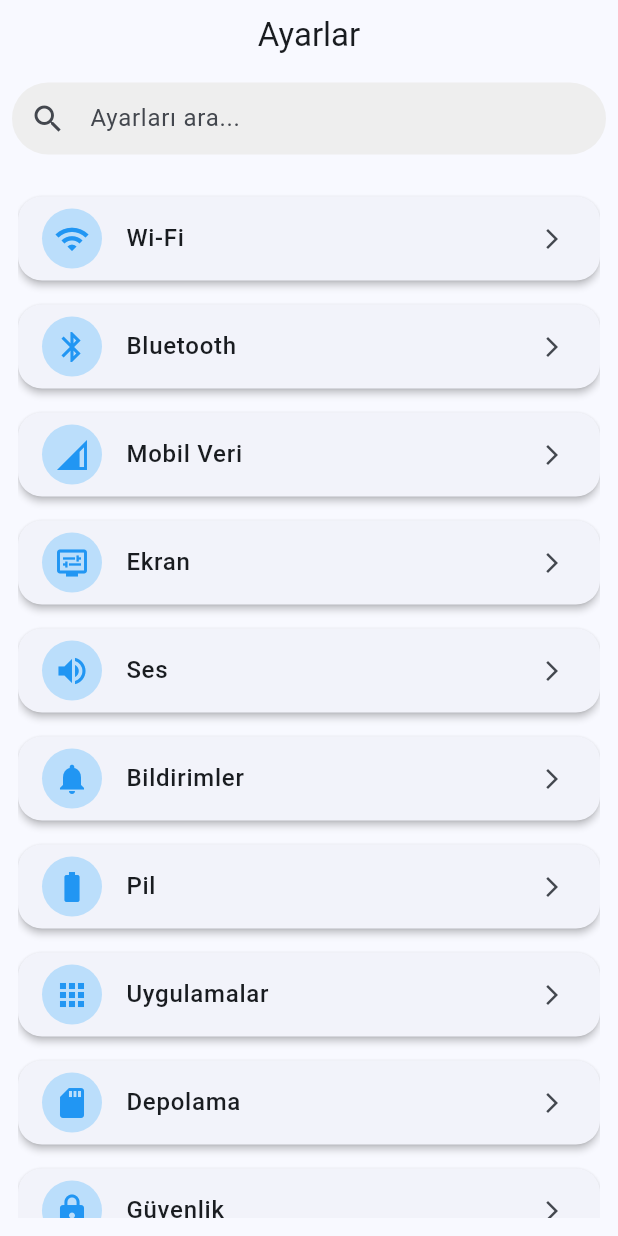
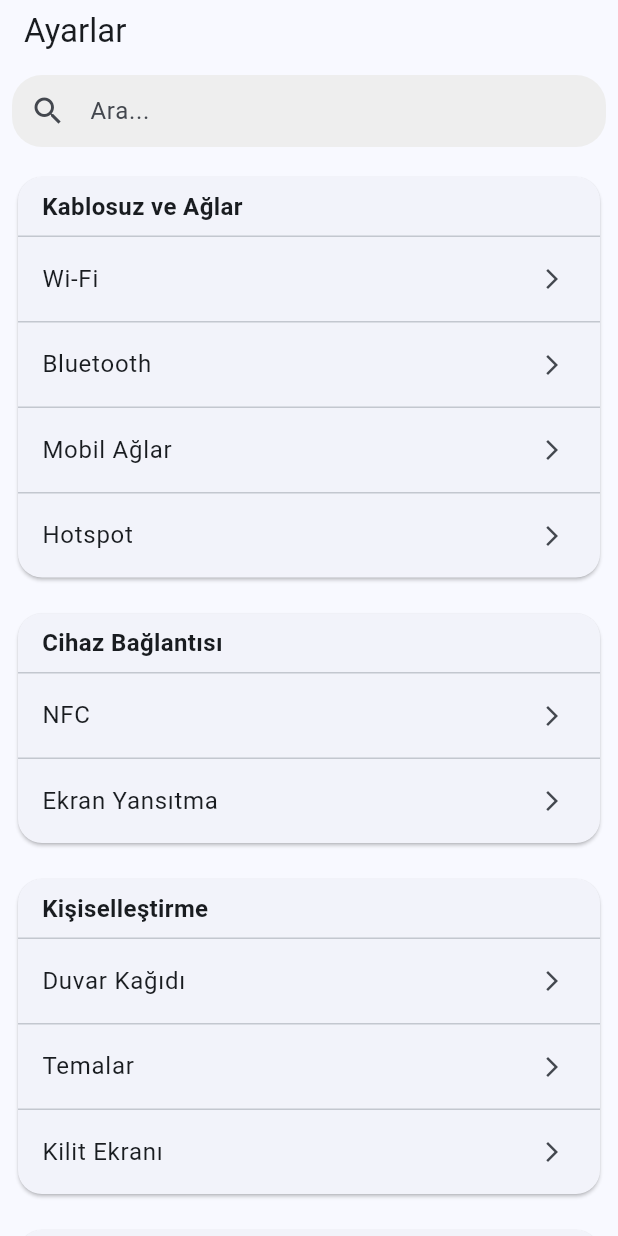
Before and after one commit to nsibvlizad-hub/Sin, a Flutter app: the screen it shows after launch, on a phone screen of 412 x 824 dp. Run offline on Flutter 3.47's test engine with Material 3 defaults, Android fonts, the phone set to English and light mode, and no system bars; our stand-ins replace shared_preferences; missing offline and left inert: android_intent_plus.

Commit message:
Update main.dart

```diff
--- a/lib/main.dart
+++ b/lib/main.dart
@@ -3,20 +3,20 @@ import 'package:android_intent_plus/android_intent.dart';
 import 'package:android_intent_plus/flag.dart';
 
 void main() {
-  runApp(const FakeSettingsApp());
+  runApp(const SettingsApp());
 }
 
-class FakeSettingsApp extends StatelessWidget {
-  const FakeSettingsApp({super.key});
+class SettingsApp extends StatelessWidget {
+  const SettingsApp({super.key});
 
   @override
   Widget build(BuildContext context) {
     return MaterialApp(
       debugShowCheckedModeBanner: false,
-      title: "Ayarlar",
+      title: 'Ayarlar',
       theme: ThemeData(
         useMaterial3: true,
-        colorSchemeSeed: Colors.blue,
+        colorScheme: ColorScheme.fromSeed(seedColor: Colors.blue),
       ),
       home: const SettingsHome(),
     );
@@ -31,27 +31,46 @@ class SettingsHome extends StatefulWidget {
 }
 
 class _SettingsHomeState extends State<SettingsHome> {
-  String searchQuery = "";
+  String query = "";
 
-  final List<Map<String, dynamic>> settingsItems = [
-    {"title": "Wi-Fi", "icon": Icons.wifi, "action": "android.settings.WIFI_SETTINGS"},
-    {"title": "Bluetooth", "icon": Icons.bluetooth, "action": "android.settings.BLUETOOTH_SETTINGS"},
-    {"title": "Mobil Veri", "icon": Icons.network_cell, "action": "android.settings.DATA_ROAMING_SETTINGS"},
-    {"title": "Ekran", "icon": Icons.display_settings, "action": "android.settings.DISPLAY_SETTINGS"},
-    {"title": "Ses", "icon": Icons.volume_up, "action": "android.settings.SOUND_SETTINGS"},
-    {"title": "Bildirimler", "icon": Icons.notifications, "action": "android.settings.NOTIFICATION_SETTINGS"},
-    {"title": "Pil", "icon": Icons.battery_full, "action": "android.settings.BATTERY_SAVER_SETTINGS"},
-    {"title": "Uygulamalar", "icon": Icons.apps, "action": "android.settings.APPLICATION_SETTINGS"},
-    {"title": "Depolama", "icon": Icons.sd_storage, "action": "android.settings.INTERNAL_STORAGE_SETTINGS"},
-    {"title": "Güvenlik", "icon": Icons.lock, "action": "android.settings.SECURITY_SETTINGS"},
-    {"title": "Gizlilik", "icon": Icons.privacy_tip, "action": "android.settings.PRIVACY_SETTINGS"},
-    {"title": "Hesaplar", "icon": Icons.person, "action": "android.settings.SYNC_SETTINGS"},
-    {"title": "Dil ve Giriş", "icon": Icons.language, "action": "android.settings.LOCALE_SETTINGS"},
-    {"title": "Yedekleme", "icon": Icons.backup, "action": "android.settings.BACKUP_AND_RESET_SETTINGS"},
-    {"title": "Telefon Hakkında", "icon": Icons.info, "custom": true},
-  ];
+  final Map<String, List<Map<String, dynamic>>> categories = {
+    "Kablosuz ve Ağlar": [
+      {"title": "Wi-Fi", "intent": "android.settings.WIFI_SETTINGS"},
+      {"title": "Bluetooth", "intent": "android.settings.BLUETOOTH_SETTINGS"},
+      {"title": "Mobil Ağlar", "intent": "android.settings.DATA_ROAMING_SETTINGS"},
+      {"title": "Hotspot", "intent": "android.settings.TETHER_SETTINGS"},
+    ],
+    "Cihaz Bağlantısı": [
+      {"title": "NFC", "intent": "android.settings.NFC_SETTINGS"},
+      {"title": "Ekran Yansıtma", "intent": "android.settings.CAST_SETTINGS"},
+    ],
+    "Kişiselleştirme": [
+      {"title": "Duvar Kağıdı", "intent": "android.settings.WALLPAPER_SETTINGS"},
+      {"title": "Temalar", "intent": "android.settings.HOME_SETTINGS"},
+      {"title": "Kilit Ekranı", "intent": "android.settings.DISPLAY_SETTINGS"},
+    ],
+    "Uygulamalar": [
+      {"title": "Tüm Uygulamalar", "intent": "android.settings.APPLICATION_SETTINGS"},
+      {"title": "Varsayılan Uygulamalar", "intent": "android.settings.MANAGE_DEFAULT_APPS_SETTINGS"},
+    ],
+    "Depolama ve Bellek": [
+      {"title": "Depolama", "intent": "android.settings.INTERNAL_STORAGE_SETTINGS"},
+      {"title": "Bellek", "intent": "android.settings.MEMORY_CARD_SETTINGS"},
+    ],
+    "Güvenlik ve Gizlilik": [
+      {"title": "Ekran Kilidi", "intent": "android.settings.SECURITY_SETTINGS"},
+      {"title": "Konum", "intent": "android.settings.LOCATION_SOURCE_SETTINGS"},
+      {"title": "Şifreler", "intent": "android.settings.PRIVACY_SETTINGS"},
+    ],
+    "Sistem": [
+      {"title": "Dil ve Giriş", "intent": "android.settings.INPUT_METHOD_SETTINGS"},
+      {"title": "Tarih ve Saat", "intent": "android.settings.DATE_SETTINGS"},
+      {"title": "Yedekleme", "intent": "android.settings.BACKUP_AND_RESET_SETTINGS"},
+      {"title": "Telefon Hakkında", "about": true},
+    ],
+  };
 
-  void openSystemSettings(String action) {
+  void _openIntent(String action) {
     final intent = AndroidIntent(
       action: action,
       flags: <int>[Flag.FLAG_ACTIVITY_NEW_TASK],
@@ -61,114 +80,124 @@ class _SettingsHomeState extends State<SettingsHome> {
 
   @override
   Widget build(BuildContext context) {
-    final filteredItems = settingsItems
-        .where((item) =>
-            item["title"].toString().toLowerCase().contains(searchQuery.toLowerCase()))
-        .toList();
-
     return Scaffold(
       appBar: AppBar(
         title: const Text("Ayarlar"),
-        centerTitle: true,
         bottom: PreferredSize(
-          preferredSize: const Size.fromHeight(55),
+          preferredSize: const Size.fromHeight(50),
           child: Padding(
             padding: const EdgeInsets.all(8.0),
             child: TextField(
               decoration: InputDecoration(
-                hintText: "Ayarları ara...",
+                hintText: "Ara...",
                 prefixIcon: const Icon(Icons.search),
                 filled: true,
                 fillColor: Colors.grey.shade200,
-                contentPadding: const EdgeInsets.symmetric(vertical: 0, horizontal: 16),
+                contentPadding: const EdgeInsets.symmetric(horizontal: 12),
                 border: OutlineInputBorder(
-                  borderRadius: BorderRadius.circular(25),
+                  borderRadius: BorderRadius.circular(20),
                   borderSide: BorderSide.none,
                 ),
               ),
               onChanged: (val) {
                 setState(() {
-                  searchQuery = val;
+                  query = val.toLowerCase();
                 });
               },
             ),
           ),
         ),
       ),
-      body: Padding(
-        padding: const EdgeInsets.all(12),
-        child: ListView.builder(
-          itemCount: filteredItems.length,
-          itemBuilder: (context, index) {
-            final item = filteredItems[index];
-            return Card(
+      body: ListView(
+        children: categories.entries.map((entry) {
+          final groupTitle = entry.key;
+          final items = entry.value.where((item) {
+            final title = item["title"].toString().toLowerCase();
+            return title.contains(query);
+          }).toList();
+
+          if (items.isEmpty) return const SizedBox.shrink();
+
+          return Padding(
+            padding: const EdgeInsets.all(8.0),
+            child: Card(
               shape: RoundedRectangleBorder(
                 borderRadius: BorderRadius.circular(16),
               ),
-              elevation: 2,
-              margin: const EdgeInsets.symmetric(vertical: 8),
-              child: ListTile(
-                leading: CircleAvatar(
-                  backgroundColor: Colors.blue.shade100,
-                  child: Icon(item["icon"], color: Colors.blue),
+              child: Column(
+                crossAxisAlignment: CrossAxisAlignment.start,
+                children: [
+                  Container(
+                    padding:
+                        const EdgeInsets.symmetric(horizontal: 16, vertical: 8),
+                    child: Text(groupTitle,
+                        style: const TextStyle(
+                            fontSize: 16, fontWeight: FontWeight.bold)),
                   ),
-                title: Text(
-                  item["title"],
-                  style: const TextStyle(fontSize: 16, fontWeight: FontWeight.w500),
-                ),
+                  const Divider(height: 1),
+                  ...items.map((item) {
+                    return Column(
+                      children: [
+                        ListTile(
+                          title: Text(item["title"]),
                           trailing: const Icon(Icons.arrow_forward_ios, size: 16),
                           onTap: () {
-                  if (item.containsKey("custom")) {
+                            if (item["about"] == true) {
                               Navigator.push(
                                 context,
                                 MaterialPageRoute(
-                          builder: (context) => const PhoneInfoScreen()),
+                                    builder: (_) => const AboutPhonePage()),
                               );
                             } else {
-                    openSystemSettings(item["action"]);
+                              _openIntent(item["intent"]);
                             }
                           },
                         ),
+                        if (item != items.last) const Divider(height: 1),
+                      ],
                     );
-          },
+                  }),
+                ],
               ),
+            ),
+          );
+        }).toList(),
       ),
     );
   }
 }
 
-class PhoneInfoScreen extends StatelessWidget {
-  const PhoneInfoScreen({super.key});
+class AboutPhonePage extends StatelessWidget {
+  const AboutPhonePage({super.key});
 
   @override
   Widget build(BuildContext context) {
+    final fakeInfo = {
+      "Android sürümü": "16",
+      "HiOS sürümü": "16",
+      "Model": "TECNO Spark Go 2024",
+      "RAM": "4 GB",
+      "Depolama": "128 GB",
+      "İşlemci": "MediaTek Helio A22",
+      "Knox sürümü": "3.10",
+      "Yapım numarası": "HIOS16.0.0.123 (Fake)",
+      "Güvenlik düzeltme eki": "1 Ağustos 2025",
+    };
+
     return Scaffold(
       appBar: AppBar(title: const Text("Telefon Hakkında")),
-      body: Padding(
-        padding: const EdgeInsets.all(16),
-        child: Column(
-          crossAxisAlignment: CrossAxisAlignment.start,
+      body: ListView(
+        children: fakeInfo.entries.map((e) {
+          return Column(
             children: [
-            infoTile("Cihaz Adı", "TECNO SPARK GO 2024"),
-            infoTile("Model", "BG6"),
-            infoTile("Android Sürümü", "16 (HiOS 16)"),
-            infoTile("Güvenlik Yaması", "5 Ağustos 2025"),
+              ListTile(
+                title: Text(e.key),
+                subtitle: Text(e.value),
+              ),
+              const Divider(height: 1),
             ],
-        ),
-      ),
           );
-  }
-
-  Widget infoTile(String title, String subtitle) {
-    return Card(
-      margin: const EdgeInsets.symmetric(vertical: 6),
-      shape: RoundedRectangleBorder(
-        borderRadius: BorderRadius.circular(16),
-      ),
-      child: ListTile(
-        title: Text(title,
-            style: const TextStyle(fontWeight: FontWeight.bold, fontSize: 14)),
-        subtitle: Text(subtitle, style: const TextStyle(fontSize: 13)),
+        }).toList(),
       ),
     );
   }
```
Lines whose indentation alone changed are shown as unchanged.
